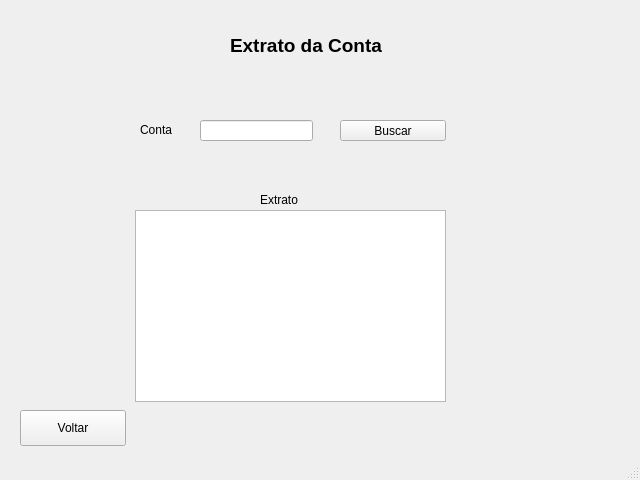
Above: Projeto_Conta/extrato.ui from elievelton/Git before the change. Below: the same form after it.
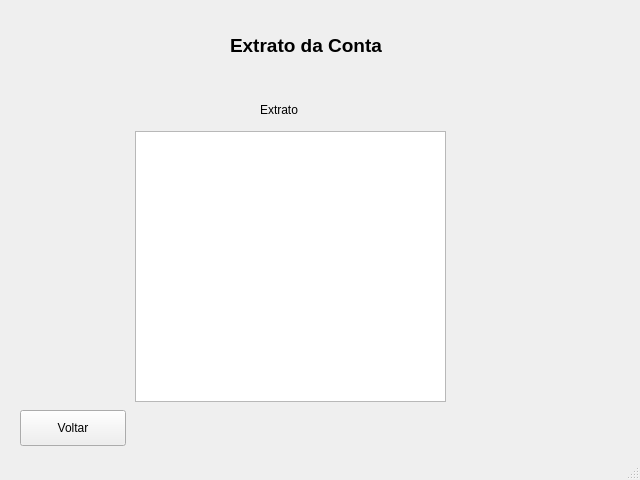
That is the form after the change.

Diff of the .ui file:
```diff
--- a/Projeto_Conta/extrato.ui
+++ b/Projeto_Conta/extrato.ui
@@ -34,32 +34,6 @@
      <string>Extrato da Conta</string>
     </property>
    </widget>
-   <widget class="QLabel" name="label_2">
-    <property name="geometry">
-     <rect>
-      <x>140</x>
-      <y>120</y>
-      <width>171</width>
-      <height>20</height>
-     </rect>
-    </property>
-    <property name="text">
-     <string>Conta</string>
-    </property>
-   </widget>
-   <widget class="QPushButton" name="pushButton">
-    <property name="geometry">
-     <rect>
-      <x>340</x>
-      <y>120</y>
-      <width>106</width>
-      <height>21</height>
-     </rect>
-    </property>
-    <property name="text">
-     <string>Buscar</string>
-    </property>
-   </widget>
    <widget class="QPushButton" name="pushButton_2">
     <property name="geometry">
      <rect>
@@ -73,23 +47,13 @@
      <string>Voltar</string>
     </property>
    </widget>
-   <widget class="QLineEdit" name="lineEdit">
-    <property name="geometry">
-     <rect>
-      <x>200</x>
-      <y>120</y>
-      <width>113</width>
-      <height>21</height>
-     </rect>
-    </property>
-   </widget>
    <widget class="QTextBrowser" name="textBrowser">
     <property name="geometry">
      <rect>
       <x>135</x>
-      <y>210</y>
+      <y>131</y>
       <width>311</width>
-      <height>192</height>
+      <height>271</height>
      </rect>
     </property>
    </widget>
@@ -97,7 +61,7 @@
     <property name="geometry">
      <rect>
       <x>260</x>
-      <y>190</y>
+      <y>100</y>
       <width>63</width>
       <height>20</height>
      </rect>
```
